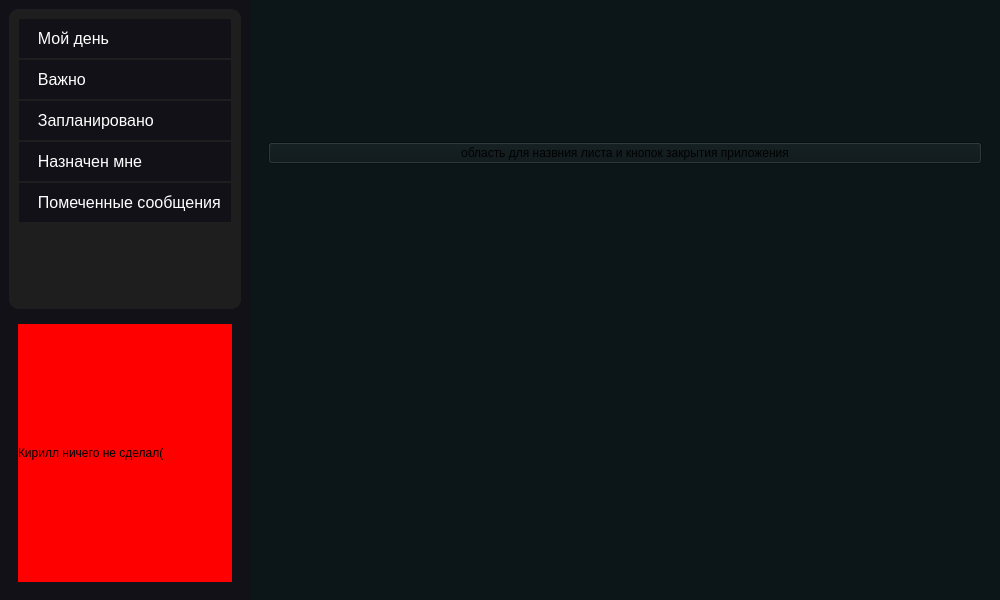
Before: the Qt Designer form FAK/mainwindow.ui in Teddy-Ro/FAK, drawn with Qt 5.
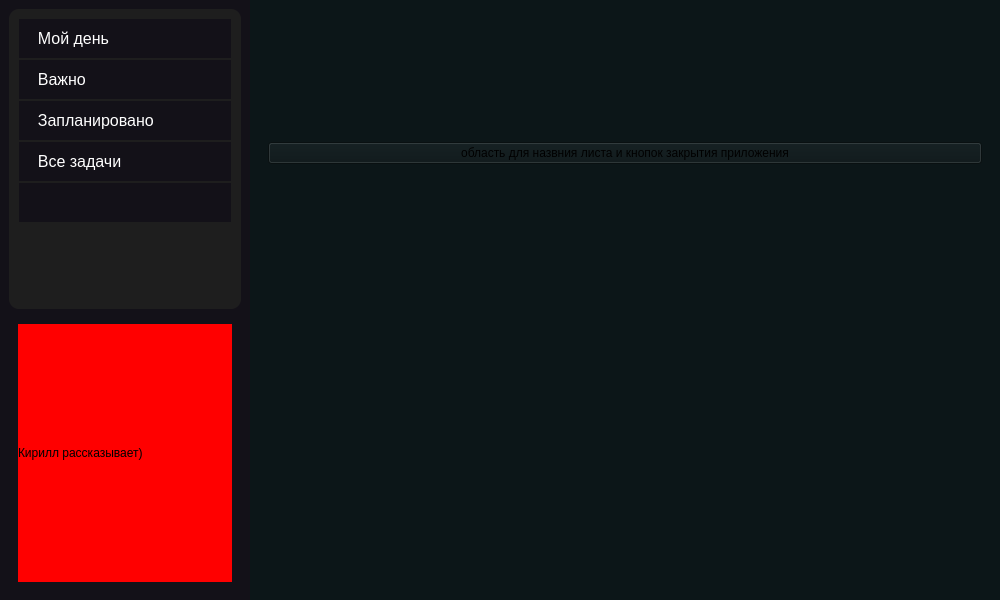
After: the same form once the commit is applied. Icons and pictures are not drawn.

What changed in the file:
```diff
--- a/FAK/mainwindow.ui
+++ b/FAK/mainwindow.ui
@@ -272,7 +272,7 @@
                    <item>
                     <widget class="QPushButton" name="assignedToMeButton">
                      <property name="text">
-                      <string>  Назначен мне</string>
+                      <string>  Все задачи</string>
                      </property>
                      <property name="icon">
                       <iconset>
@@ -304,7 +304,7 @@
                    <item>
                     <widget class="QPushButton" name="flaggedButton">
                      <property name="text">
-                      <string>  Помеченные сообщения</string>
+                      <string/>
                      </property>
                      <property name="icon">
                       <iconset>
@@ -363,7 +363,7 @@
                      <string notr="true">background-color: rgb(255, 0, 0)</string>
                     </property>
                     <property name="text">
-                     <string>Кирилл ничего не сделал(</string>
+                     <string>Кирилл рассказывает)</string>
                     </property>
                    </widget>
                   </item>
```
